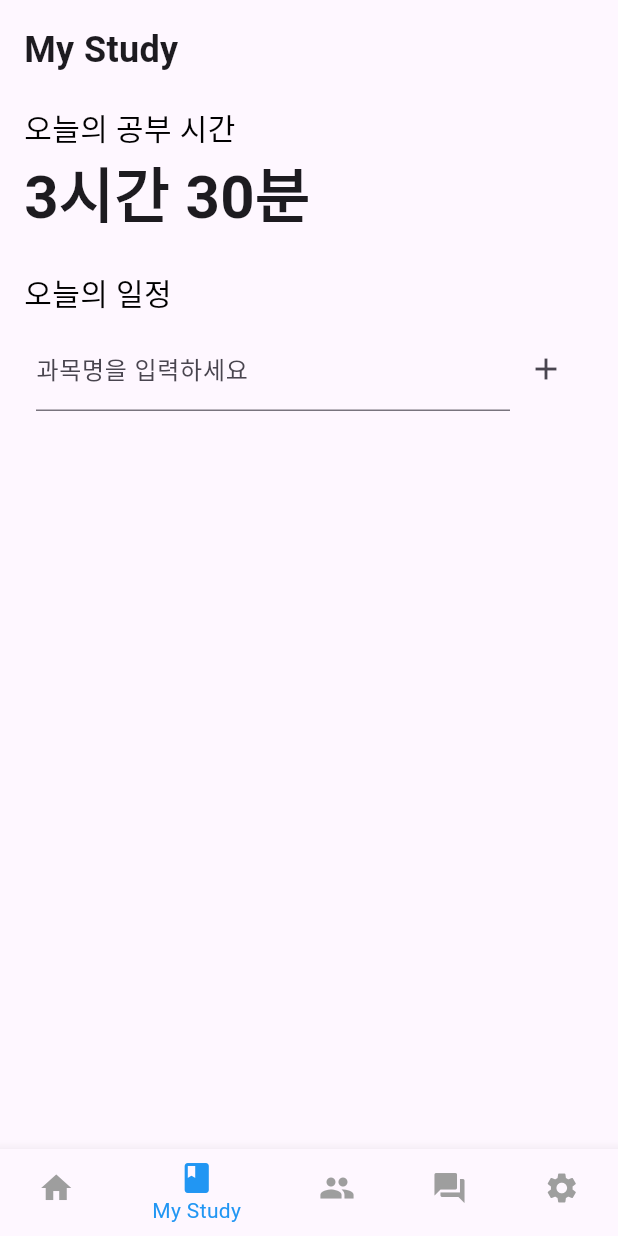
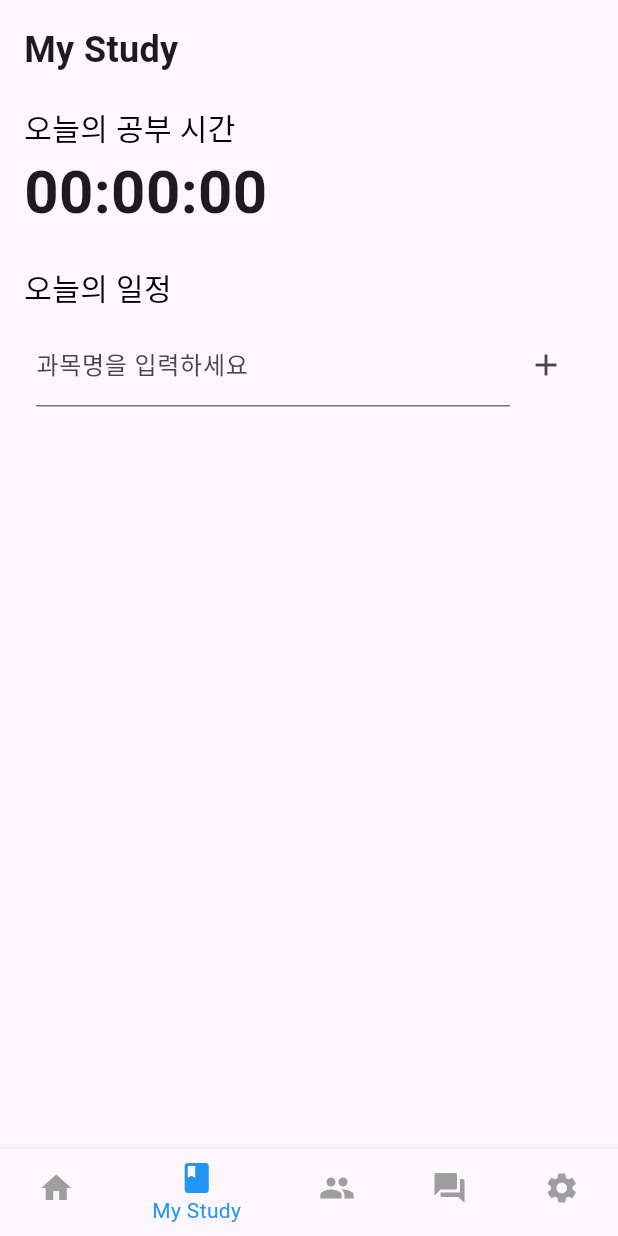
Before and after one commit to jaeheon0819/mobile_platform_project, a Flutter app: the MyStudyScreen screen opened by its route, on a phone screen of 412 x 824 dp. Run offline on Flutter 3.47's test engine with Material 3 defaults, Android fonts, the light colour scheme and no system bars.

Commit message:
9th commit

```diff
--- a/lib/mystudy_screen.dart
+++ b/lib/mystudy_screen.dart
@@ -23,6 +23,15 @@ class _MyStudyScreenState extends State<MyStudyScreen> {
         break;
       case 1:
         Navigator.pushReplacementNamed(context, '/myStudy');
+        break;
+      case 2:
+        Navigator.pushReplacementNamed(context, '/groupStudy');
+        break;
+      case 3:
+        Navigator.pushReplacementNamed(context, '/community');
+        break;
+      case 4:
+        Navigator.pushReplacementNamed(context, '/setting');
         break;
     }
   }
@@ -69,12 +78,18 @@ class _MyStudyScreenState extends State<MyStudyScreen> {
                       color: Colors.black,
                     ),
                   ),
-                  Text(
-                    "3시간 30분",
-                    style: TextStyle(
-                      fontSize: 40,
-                      fontWeight: FontWeight.bold,
-                    ),
+                  ValueListenableBuilder<List<Course>>(
+                    valueListenable: courseNotifier,
+                    builder: (context, List<Course> courses, child) {
+                      Duration totalStudyTime = courseNotifier.getTotalStudyTime();
+                      return Text(
+                        _formatDuration(totalStudyTime),
+                        style: TextStyle(
+                          fontSize: 40,
+                          fontWeight: FontWeight.bold,
+                        ),
+                      );
+                    },
                   ),
                   const SizedBox(height: 20),
                   const Text(
@@ -170,4 +185,11 @@ class _MyStudyScreenState extends State<MyStudyScreen> {
       ),
     );
   }
+
+  String _formatDuration(Duration duration) {
+    String twoDigits(int n) => n.toString().padLeft(2, '0');
+    String twoDigitMinutes = twoDigits(duration.inMinutes.remainder(60));
+    String twoDigitSeconds = twoDigits(duration.inSeconds.remainder(60));
+    return '${twoDigits(duration.inHours)}:$twoDigitMinutes:$twoDigitSeconds';
+  }
 }
--- a/pubspec.yaml
+++ b/pubspec.yaml
@@ -39,6 +39,7 @@ dependencies:
 dev_dependencies:
   flutter_test:
     sdk: flutter
+  intl: ^0.17.0
 
   # The "flutter_lints" package below contains a set of recommended lints to
   # encourage good coding practices. The lint set provided by the package is
```
Also changed, not shown: lib/home_screen.dart (+11 -7 lines), pubspec.lock.
